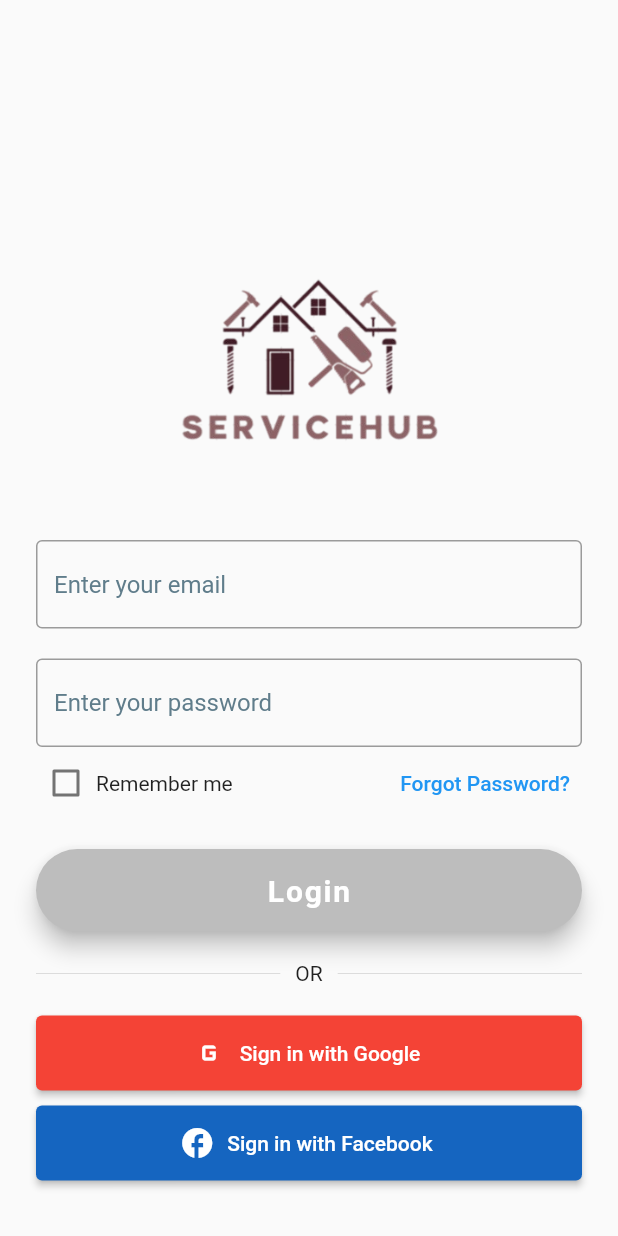
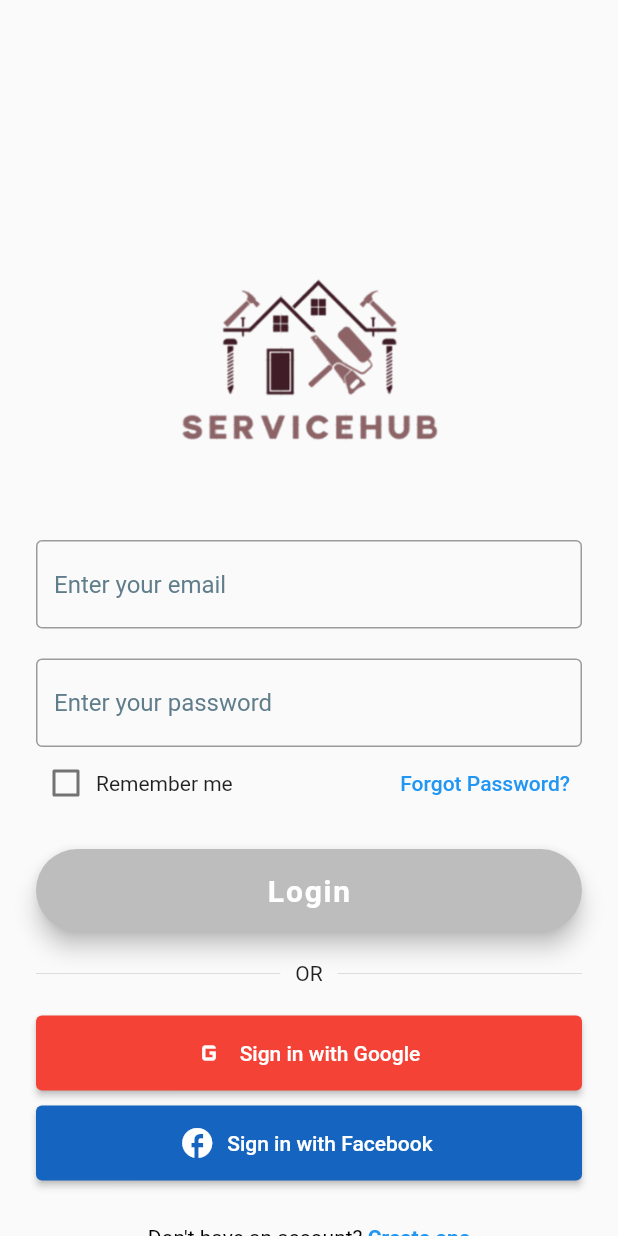
Before and after one commit to Sara-Qadi/Mobile-Service-Hub, a Flutter app: the screen it shows after launch, on a phone screen of 412 x 824 dp. Run offline on Flutter 3.47's test engine with Material 2 defaults, Android fonts, the phone set to English and light mode, and no system bars.

Commit message:
first pageEdit

```diff
--- a/lib/screens/login.dart
+++ b/lib/screens/login.dart
@@ -1,3 +1,4 @@
+import 'package:flutter/gestures.dart';
 import 'package:flutter/material.dart';
 
 class LoginScreen extends StatefulWidget {
@@ -24,7 +25,8 @@ class _LoginScreenState extends State<LoginScreen> {
   @override
   Widget build(BuildContext context) {
     return Scaffold(
-      body: Padding(
+      body: SingleChildScrollView(
+        child: Padding(
           padding: const EdgeInsets.symmetric(horizontal: 24.0),
           child: Column(
             crossAxisAlignment: CrossAxisAlignment.stretch,
@@ -161,7 +163,33 @@ ElevatedButton(
                     minimumSize: Size(double.infinity, 50),
                   ),
                 ),
+                SizedBox(height: 30),
+      Center(
+        child: RichText(
+          text: TextSpan(
+        text: "Don't have an account? ",
+        style: TextStyle(color: Colors.black),
+        children: [
+          TextSpan(
+            text: "Create one",
+            style: TextStyle(
+              color: Colors.blue,
+              decoration: TextDecoration.underline,
+              fontWeight: FontWeight.bold,
+            ),
+            recognizer: TapGestureRecognizer()
+              ..onTap = () {
+
+                print('Navigate to signup screen');
+              },
+          ),
         ],
+          ),
+        ),
+      ),
+
+            ],
+          ),
         ),
       ),
     );
```
Lines whose indentation alone changed are shown as unchanged.
